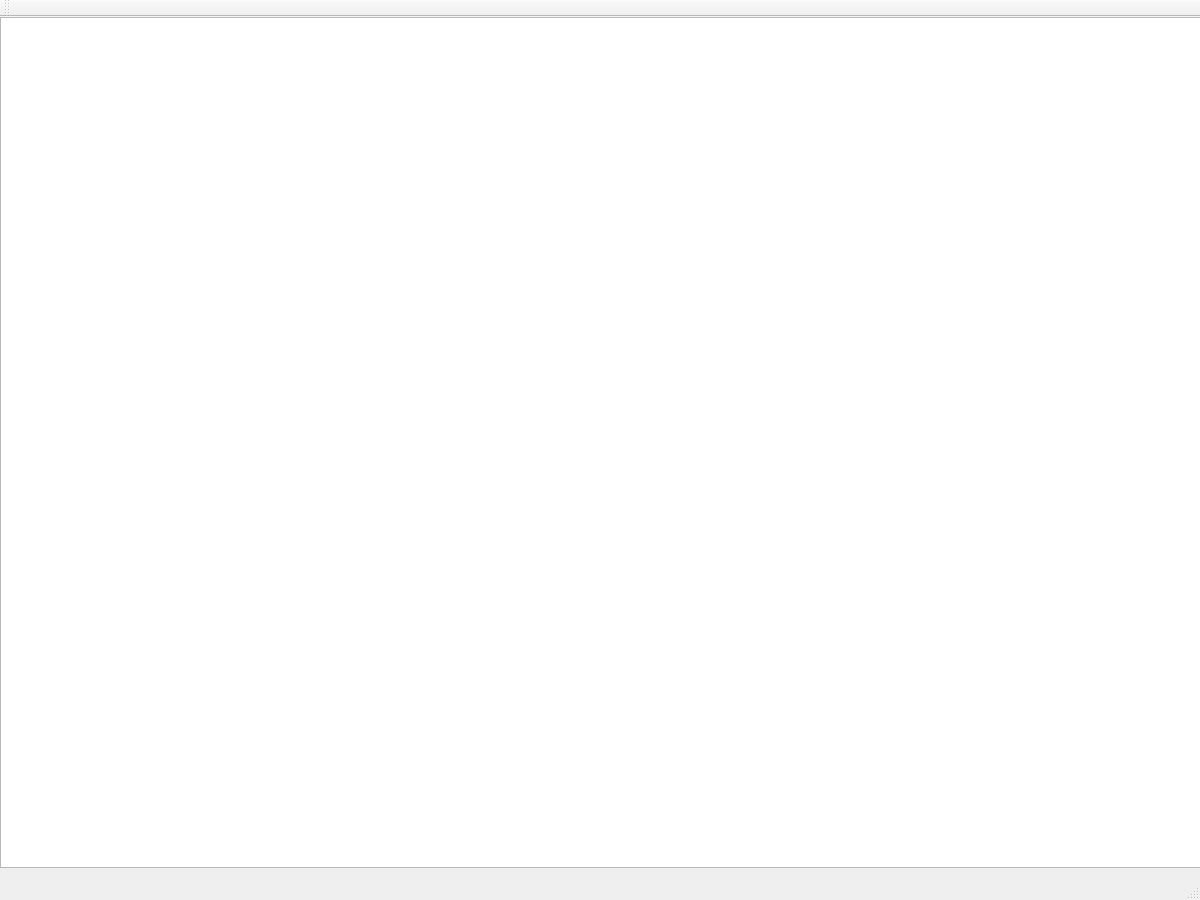
First picture: the form in mainwindow.ui, repository catkitchen721/2018-pd2-Project3, before the edit.
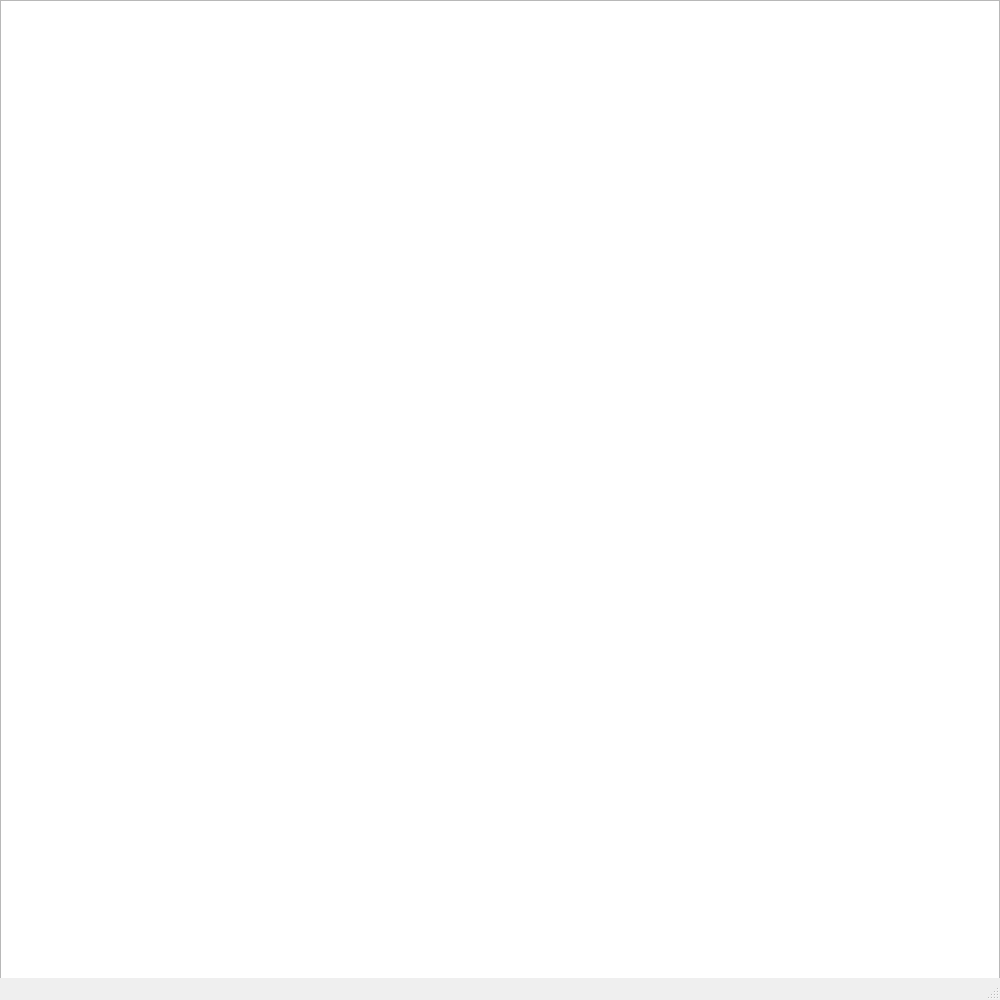
Second picture: the form after the edit.

Patch:
```diff
--- a/mainwindow.ui
+++ b/mainwindow.ui
@@ -6,8 +6,8 @@
    <rect>
     <x>0</x>
     <y>0</y>
-    <width>1200</width>
-    <height>900</height>
+    <width>1000</width>
+    <height>1000</height>
    </rect>
   </property>
   <property name="focusPolicy">
@@ -22,8 +22,8 @@
      <rect>
       <x>0</x>
       <y>0</y>
-      <width>1201</width>
-      <height>851</height>
+      <width>1000</width>
+      <height>1000</height>
      </rect>
     </property>
     <property name="focusPolicy">
@@ -41,14 +41,6 @@
     </rect>
    </property>
   </widget>
-  <widget class="QToolBar" name="mainToolBar">
-   <attribute name="toolBarArea">
-    <enum>TopToolBarArea</enum>
-   </attribute>
-   <attribute name="toolBarBreak">
-    <bool>false</bool>
-   </attribute>
-  </widget>
   <widget class="QStatusBar" name="statusBar"/>
  </widget>
  <layoutdefault spacing="6" margin="11"/>
```
Left out of the diff: 10 changed lines with no effect on the pictures.
